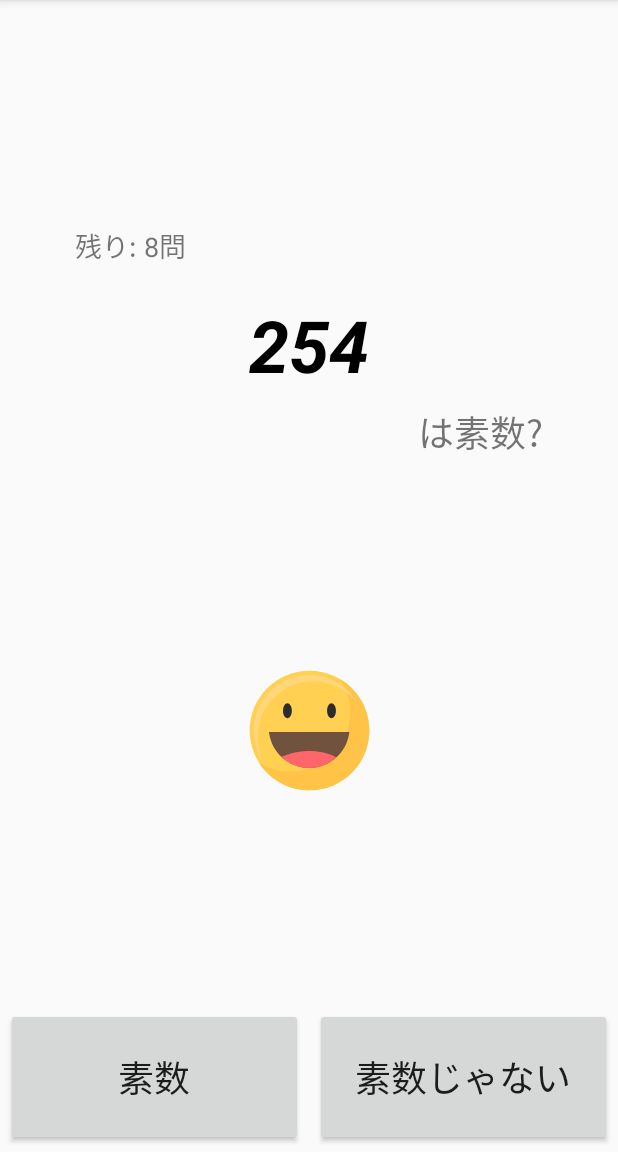
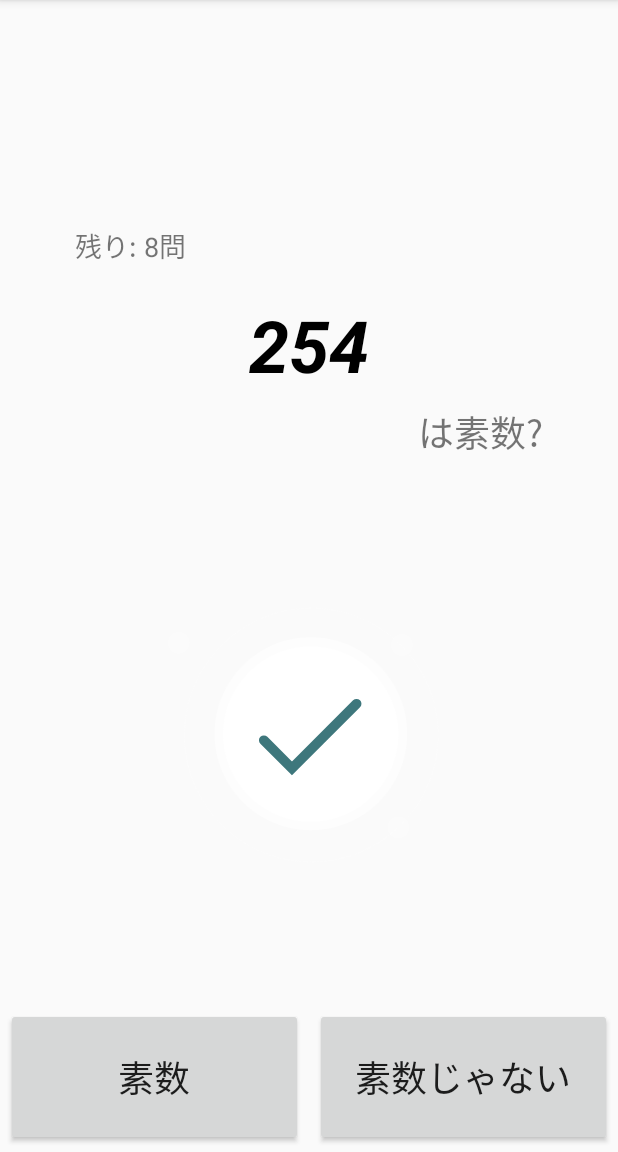
Before and after one commit to mona-apk/LiT-Application, an Android app: the screen it shows after launch (MainActivity), after a tap on "素数じゃない", on a phone screen of 412 x 824 dp, the part 84-1236 px from its top. Run offline under Robolectric (Android 15) with nearby library versions, the light colour scheme and no system bars; 1 other tap on this screen came first.

Commit message:
prime-feat: 回答時に正誤をアニメーションで表示

```diff
--- a/primequize/src/main/java/com/kamiapk/primequize/MainActivity.kt
+++ b/primequize/src/main/java/com/kamiapk/primequize/MainActivity.kt
@@ -4,6 +4,7 @@ import android.annotation.SuppressLint
 import androidx.appcompat.app.AppCompatActivity
 import android.os.Bundle
 import android.view.View
+import androidx.core.view.isVisible
 import kotlinx.android.synthetic.main.activity_main.*
 import kotlin.math.sqrt
 import kotlin.random.Random
@@ -23,16 +24,26 @@ class MainActivity : AppCompatActivity() {
         restart()
 
         isPrimeBtn.setOnClickListener {
+            answerLIV.visibility = View.VISIBLE
             if (isPrimeNumber(displayNumber)) {
+                answerLIV.setAnimation(R.raw.correct)
                 ansNumber++
+            } else {
+                answerLIV.setAnimation(R.raw.incorrect)
             }
+            answerLIV.playAnimation()
             next()
         }
 
         notPrimeBtn.setOnClickListener {
+            answerLIV.visibility = View.VISIBLE
             if (!isPrimeNumber(displayNumber)) {
+                answerLIV.setAnimation(R.raw.correct)
                 ansNumber++
+            } else {
+                answerLIV.setAnimation(R.raw.incorrect)
             }
+            answerLIV.playAnimation()
             next()
         }
 
@@ -48,6 +59,7 @@ class MainActivity : AppCompatActivity() {
     }
 
     private fun restart() {
+        answerLIV.visibility = View.GONE
         problemsNumber = maxProblems
         viewChange()
         ansNumber = 0
@@ -58,7 +70,7 @@ class MainActivity : AppCompatActivity() {
     private fun next() {
         problemsNumber--
         viewChange()
-        if (problemsNumber <= -1) {
+        if (problemsNumber <= 0) {
             resultLayout.visibility = View.VISIBLE
             ansTV.text = "${ansNumber}問正解!"
         }
--- a/primequize/src/main/res/layout/activity_main.xml
+++ b/primequize/src/main/res/layout/activity_main.xml
@@ -7,6 +7,7 @@
     tools:context=".MainActivity">
 
     <com.airbnb.lottie.LottieAnimationView
+        android:id="@+id/answerLIV"
         android:layout_width="0dp"
         android:layout_height="0dp"
         android:layout_marginTop="64dp"
@@ -16,9 +17,8 @@
         app:layout_constraintEnd_toEndOf="parent"
         app:layout_constraintStart_toStartOf="parent"
         app:layout_constraintTop_toBottomOf="@+id/textView4"
-        app:lottie_autoPlay="true"
-        app:lottie_loop="true"
-        app:lottie_rawRes="@raw/smile"/>
+        app:lottie_loop="false"
+        app:lottie_rawRes="@raw/incorrect" />
 
     <TextView
         android:id="@+id/primeTV"
```
Also changed, not shown: primequize/src/main/res/raw/correct.json (added, +1 -0 lines), primequize/src/main/res/raw/incorrect.json (added, +1 -0 lines).
